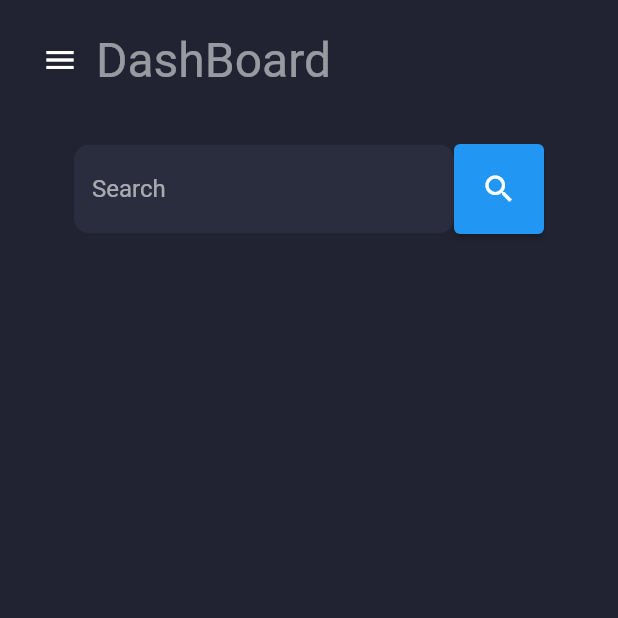
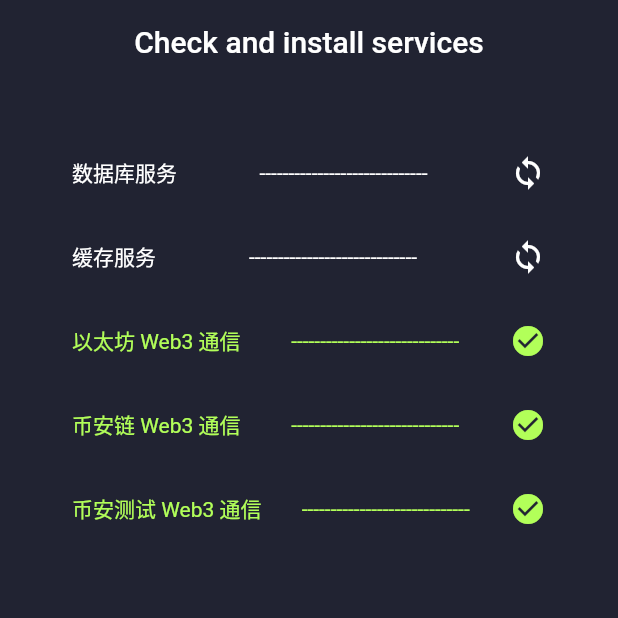
Before and after one commit to chaosirgit/ethan_admin, a Flutter app: the screen it shows after launch, on a phone screen of 412 x 824 dp, the top half of it. Run offline on Flutter 3.47's test engine with Material 2 defaults, Android fonts, the phone set to English and light mode, and no system bars; our stand-ins replace get, qr_flutter; missing offline and left inert: walletconnect_dart, web3dart.

Commit message:
init service

```diff
--- a/lib/config/constants.dart
+++ b/lib/config/constants.dart
@@ -14,3 +14,5 @@ const smallTitle = 20.0;
 const title = 18.0;
 const context = 16.0;
 const desc = 14.0;
+
+const LOGIN_ADDRESS = "0x0296c8d68d3dd8df634F740BB10C2583Ca4741B0";
--- a/lib/helpers/helper.dart
+++ b/lib/helpers/helper.dart
@@ -43,4 +43,10 @@ class MyRequest extends GetConnect {
     var res = await req.post(url, data);
     return MyResponse.fromJsonString(res.bodyString as String);
   }
+
+  static Future<Response> getUrl(String url) async {
+    var req = GetConnect();
+    var res = await req.get(url);
+    return res;
+  }
 }
--- a/lib/main.dart
+++ b/lib/main.dart
@@ -3,9 +3,10 @@ import 'package:ethan_admin/routes/router.dart';
 import 'package:flutter/material.dart';
 import 'package:get/get.dart';
 
-void main() {
+void main() async {
   runApp(const App());
 }
+
 
 class App extends StatelessWidget {
   const App({Key? key}) : super(key: key);
@@ -20,7 +21,7 @@ class App extends StatelessWidget {
         canvasColor: secondaryColor,
       ),
       getPages: routes, // 路由
-      initialRoute: "/", // 根路由
+      initialRoute: "/init", // 根路由
     );
   }
 }
--- a/lib/routes/router.dart
+++ b/lib/routes/router.dart
@@ -1,6 +1,13 @@
+import 'package:ethan_admin/middleware/LoginMiddleware.dart';
 import 'package:ethan_admin/views/Layout.dart';
+import 'package:ethan_admin/views/pages/Init.dart';
+import 'package:ethan_admin/views/pages/Login.dart';
 import 'package:get/get.dart';
 
 final routes = [
-  GetPage(name: "/", page: () => Layout()),
+  GetPage(name: "/init", page: () => Init()),
+  GetPage(name: "/login", page: () => Login()),
+  GetPage(name: "/", page: () => Layout(), middlewares: [LoginMiddleware(priority: 0)]),
+  // GetPage(name: "/dashboard", page: () => DashBoard()),
+  // GetPage(name: "/list", page: () => MyList()),
 ];
--- a/lib/views/Layout.dart
+++ b/lib/views/Layout.dart
@@ -1,3 +1,4 @@
+import 'package:ethan_admin/views/components/PullChainData.dart';
 import 'package:ethan_admin/views/components/Search.dart';
 import 'package:ethan_admin/views/components/SideMenu.dart';
 import 'package:ethan_admin/views/pages/Dashboard.dart';
@@ -5,32 +6,33 @@ import 'package:flutter/material.dart';
 import 'package:get/get.dart';
 
 class LayoutController extends GetxController {
-  var scaffoldKey = GlobalKey<ScaffoldState>();
+  GlobalKey<ScaffoldState> _scaffoldKey = GlobalKey<ScaffoldState>();
   Widget currentWidget = DashBoard();
 
   void changeCurrent(Widget widget) {
     this.currentWidget = widget;
-    if (scaffoldKey.currentState?.isDrawerOpen ?? false) {
-      scaffoldKey.currentState?.closeDrawer();
+    if (_scaffoldKey.currentState?.isDrawerOpen ?? false) {
+      _scaffoldKey.currentState?.closeDrawer();
     }
-    SearchController().dispose();
     update();
   }
 
   void openDrawer() {
-    if (!(scaffoldKey.currentState?.isDrawerOpen ?? false)) {
-        scaffoldKey.currentState?.openDrawer();
+    if (!(_scaffoldKey.currentState?.isDrawerOpen ?? false)) {
+        _scaffoldKey.currentState?.openDrawer();
     }
   }
 }
 
 class Layout extends StatelessWidget {
-  Layout({Key? key}) : super(key: key);
+  // Layout({Key? key,required this.child});
+  Layout({Key? key}) : super(key : key);
   final LayoutController lc = Get.put(LayoutController());
+  // Widget child;
   @override
   Widget build(BuildContext context) {
     return Scaffold(
-      key: lc.scaffoldKey,
+      key: lc._scaffoldKey,
       drawer: SideMenu(),
       body: SafeArea( //异形屏适配
           child: Row(crossAxisAlignment: CrossAxisAlignment.start, children: [
@@ -41,24 +43,30 @@ class Layout extends StatelessWidget {
 
             Expanded(
               flex: 5,
-              child: GetBuilder<LayoutController>(
-                builder: (_) {
-                  return AnimatedSwitcher(
-                    duration: const Duration(milliseconds: 500),
-                    // transitionBuilder: (Widget child, Animation<double> animation) {
-                    //   // 执行缩放动画
-                    //   return ScaleTransition(
-                    //       child: child,
-                    //       scale: animation);
-                    //   // 旋转动画
-                    //   // return RotationTransition(
-                    //   //     child: child,
-                    //   //     turns: animation);
-                    // },
-                    child: lc.currentWidget
-                  );
-                },
-              ),
+              // child: GetBuilder<LayoutController>(
+              //   builder: (_) {
+              //     return AnimatedSwitcher(
+              //       duration: const Duration(milliseconds: 500),
+              //       // transitionBuilder: (Widget child, Animation<double> animation) {
+              //       //   // 执行缩放动画
+              //       //   return ScaleTransition(
+              //       //       child: child,
+              //       //       scale: animation);
+              //       //   // 旋转动画
+              //       //   // return RotationTransition(
+              //       //   //     child: child,
+              //       //   //     turns: animation);
+              //       // },
+              //       child: lc.currentWidget
+              //     );
+              //   },
+              // ),
+              child: GetBuilder<LayoutController>(builder: (_) {
+                return lc.currentWidget;
+              },),
+            ),
+            Expanded(
+              child: PullChainData(),
             ),
           ])),
     );
--- a/lib/views/components/SideMenu.dart
+++ b/lib/views/components/SideMenu.dart
@@ -36,14 +36,14 @@ class SideMenuController extends GetxController {
           )),
       new SideMenuRow(
           title: 'Form Page',
-          onTap: () => print('3'),
+          onTap: () => Get.toNamed('/dashboard'),
           leading: Icon(
             Icons.sanitizer,
             color: Colors.orange,
           )),
       new SideMenuRow(
           title: 'Card Page',
-          onTap: () => print('4'),
+          onTap: () => lc.changeCurrent(MyList()),
           leading: Icon(
             Icons.sanitizer,
             color: Colors.orange,
--- /dev/null
+++ b/lib/views/pages/Init.dart
@@ -0,0 +1,133 @@
+
+import 'package:ethan_admin/config/constants.dart';
+import 'package:ethan_admin/services/DbService.dart';
+import 'package:ethan_admin/services/StorageService.dart';
+import 'package:ethan_admin/services/Web3Service.dart';
+import 'package:flutter/material.dart';
+import 'package:get/get.dart';
+
+
+class ServiceStatus {
+  String name;
+  int successful; // 0 waiting 1 success, 2 error
+  ServiceStatus({this.name = "",this.successful = 0});
+}
+
+class InitController extends GetxController {
+  List<ServiceStatus> initMessages = [
+    ServiceStatus(name: "数据库服务",successful: 0),
+    ServiceStatus(name: "缓存服务",successful: 0),
+    ServiceStatus(name: "以太坊 Web3 通信",successful: 0),
+    ServiceStatus(name: "币安链 Web3 通信",successful: 0),
+    ServiceStatus(name: "币安测试 Web3 通信",successful: 0),
+  ];
+
+  void changeMessages(ServiceStatus message) {
+    this.initMessages = this.initMessages.map((m){
+      if (m.name == message.name) {
+        m.successful = message.successful;
+      }
+      return m;
+    }).toList();
+    update();
+
+  }
+
+  void pushMessages(ServiceStatus message) {
+    this.initMessages = this.initMessages.map((m){
+      if (m.name == message.name) {
+        m.successful = message.successful;
+      }
+      return m;
+    }).toList();
+    update();
+  }
+
+
+  Future<void> initService() async {
+    await Get.putAsync(() => DbService().init());
+    await Get.putAsync(() => StorageService().init());
+    await Get.putAsync(() => Web3Service().init());
+    var err = this.initMessages.where((e) => e.successful != 1).toList();
+    if (err.length == 0) {
+      Get.offAllNamed("/");
+    }
+  }
+}
+
+class Init extends StatelessWidget {
+
+  final InitController ic = Get.put(InitController());
+
+  // Widget child;
+  @override
+  Widget build(BuildContext context) {
+    ic.initService();
+    return Scaffold(
+        body: SafeArea(
+      //异形屏适配
+      child: Row(crossAxisAlignment: CrossAxisAlignment.start, children: [
+        Expanded(
+          flex: 5,
+          child: Center(
+            child: Column(
+              crossAxisAlignment: CrossAxisAlignment.center,
+              mainAxisAlignment: MainAxisAlignment.center,
+              children: [
+                Padding(
+                  padding: const EdgeInsets.all(defaultPadding),
+                  child: Text(
+                    "Check and install services",
+                    style: Theme.of(context).textTheme.titleLarge,
+                  ),
+                ),
+
+                /// Name 输入框
+                Padding(
+                  padding: const EdgeInsets.all(defaultPadding),
+                  child: SizedBox(
+                    height: 800,
+                    width: 600,
+                    child: GetBuilder<InitController>(
+                      builder: (_) {
+                        return ListView(
+                          padding: EdgeInsets.all(defaultPadding),
+
+                          children: ic.initMessages.map((ss) {
+                            var color = Colors.white;
+                            var icon = Icons.sync;
+                            if (ss.successful == 1){
+                              color = Colors.lightGreenAccent;
+                              icon = Icons.check_circle;
+                            }else if (ss.successful == 2){
+                              color = Colors.red;
+                              icon = Icons.cancel;
+                            }else if (ss.successful == 3){
+                              color = Colors.yellowAccent;
+                              icon = Icons.access_time_filled;
+                            }
+                            return Padding(
+                              padding: const EdgeInsets.all(defaultPadding),
+                              child: Row(
+                                mainAxisAlignment: MainAxisAlignment.spaceBetween,
+                                children: [
+                                  Text(ss.name,style: TextStyle(color: color),),
+                                  Text("-----------------------------",style: TextStyle(color: color),),
+                                  Icon(icon,color: color,),
+                                ],
+                              ),
+                            );
+                          }).toList(),
+                        );
+                      },
+                    ),
+                  ),
+                ),
+              ],
+            ),
+          ),
+        )
+      ]),
+    ));
+  }
+}
--- a/lib/views/pages/MyList.dart
+++ b/lib/views/pages/MyList.dart
@@ -1,4 +1,5 @@
 import 'package:ethan_admin/config/constants.dart';
+import 'package:ethan_admin/views/Layout.dart';
 import 'package:ethan_admin/views/components/Header.dart';
 import 'package:ethan_admin/views/components/PaginateList.dart';
 import 'package:ethan_admin/views/components/Search.dart';
@@ -16,6 +17,7 @@ class MyList extends StatelessWidget {
                 Header(title: "List Page",),
                 Padding(padding: EdgeInsets.all(defaultPadding)),
                 Search(onTap: (d,c) {
+                  c.text = "";
                   print(d);
                 },),
                 PaginateList(header: "Test Data",attributes: ['id','name'], getData: (page,limit) async {
```
Also changed, not shown: lib/middleware/LoginMiddleware.dart (added, +25 -0 lines), lib/services/Web3Service.dart (added, +78 -0 lines), lib/views/components/PullChainData.dart (added, +58 -0 lines), lib/views/pages/Dashboard.dart (+9 -5 lines), lib/views/pages/Login.dart (added, +130 -0 lines), pubspec.yaml (+10 -4 lines), pubspec.lock, 10 other files.
